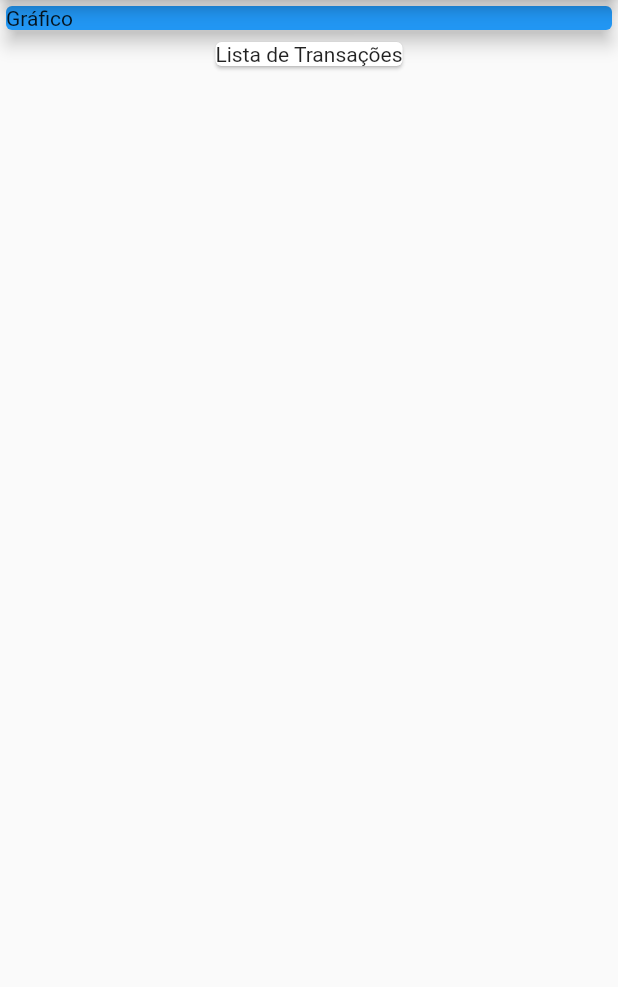
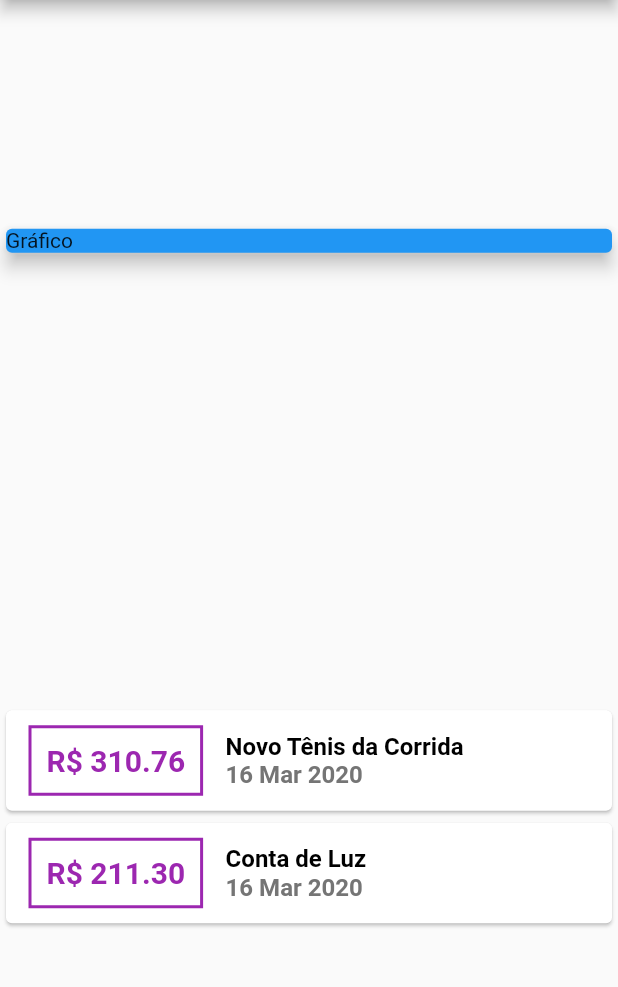
Before and after one commit to RamonGiovane/personal_expenses, a Flutter app: the screen it shows after launch, on a phone screen of 412 x 824 dp, the part 84-1071 px from its top. Run offline on Flutter 3.47's test engine with Material 2 defaults, Android fonts, the phone set to English and light mode, and no system bars.

Commit message:
[ADD] Inserting expenses card

```diff
--- a/lib/main.dart
+++ b/lib/main.dart
@@ -1,4 +1,6 @@
 import 'package:flutter/material.dart';
+import 'package:personal_expenses/models/transaction.dart';
+import "package:intl/intl.dart";
 
 main() => runApp(ExpensesApp());
 
@@ -12,6 +14,21 @@ class ExpensesApp extends StatelessWidget {
 }
 
 class MyHomePage extends StatelessWidget {
+  final _transactions = [
+    Transaction(
+      id: 't1',
+      title: 'Novo Tênis da Corrida',
+      value: 310.76,
+      date: DateTime.now(),
+    ),
+    Transaction(
+      id: 't2',
+      title: 'Conta de Luz',
+      value: 211.30,
+      date: DateTime.now(),
+    ),
+  ];
+
   @override
   Widget build(BuildContext context) {
     return Center(
@@ -20,21 +37,76 @@ class MyHomePage extends StatelessWidget {
           title: Text('Personal Expenses'),
         ),
         body: Column(
+          mainAxisAlignment: MainAxisAlignment.spaceAround,
+          crossAxisAlignment: CrossAxisAlignment.stretch,
           children: <Widget>[
             Container(
-              width:  double.infinity,
               child: Card(
                 color: Colors.blue,
                 child: Text("Gráfico"),
                 elevation: 5,
               ),
             ),
-            Card(
-              child: Text("Lista de Transações"),
+            Column(
+              children: _transactions.map((tr) {
+                return Card(
+                  child: Row(
+
+                    children: <Widget>[
+                      Container(
+
+                        margin: EdgeInsets.symmetric(
+                          horizontal: 15,
+                          vertical: 10,
+                        ),
+
+                        decoration: BoxDecoration(
+                          border: Border.all(
+                            color: Colors.purple,
+                            width: 2,
+                          ),
+                        ),
+                        padding: EdgeInsets.all(10),
+                        child:
+                         _boldText(
+                           content: _monetaryVal(tr.value),
+                           size: 20,
+                           color: Colors.purple
+                         ),
+                      ),
+                      Column(
+                        crossAxisAlignment: CrossAxisAlignment.start,
+                        children: <Widget>[
+                          _boldText(content: tr.title),
+                          _boldText(
+                            content: DateFormat('d MMM y').format(tr.date),
+                            color: Colors.grey[600]
+                          ),
+                        ],
+                      )
+                    ],
+                  ),
+                );
+              }).toList(),
             )
           ],
         ),
       ),
     );
   }
+
+  String _monetaryVal(double value){
+    return "R\$ " + value.toStringAsFixed(2);
+  }
+  Text _boldText( {@required String content, Color color = Colors.black, double size = 16}) {
+
+    return Text(
+      content,
+      style: TextStyle(
+        fontWeight: FontWeight.bold,
+        fontSize: size,
+        color: color,
+      ),
+    );
+  }
 }
--- /dev/null
+++ b/lib/models/transaction.dart
@@ -0,0 +1,15 @@
+import 'package:flutter/foundation.dart';
+
+class Transaction{
+  final String id;
+  final String title;
+  final double value;
+  final DateTime date;
+
+  Transaction({
+  @required this.id,
+  @required this.title,
+  @required this.value,
+  @required this.date,
+  });
+}
--- a/pubspec.yaml
+++ b/pubspec.yaml
@@ -27,6 +27,7 @@ dependencies:
 dev_dependencies:
   flutter_test:
     sdk: flutter
+  intl: 0.16.1
 
 
 # For information on the generic Dart part of this file, see the
```
Also changed, not shown: pubspec.lock.
